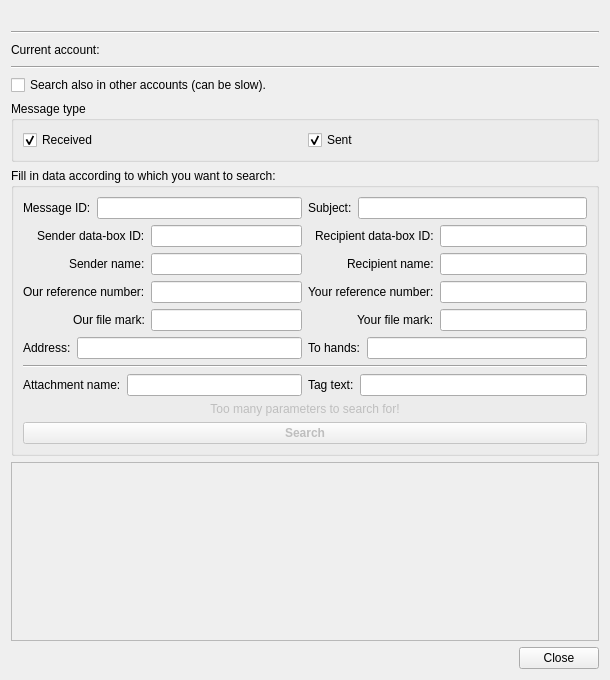
Qt form src/gui/ui/dlg_msg_search.ui (psakar/datovka) before a commit.
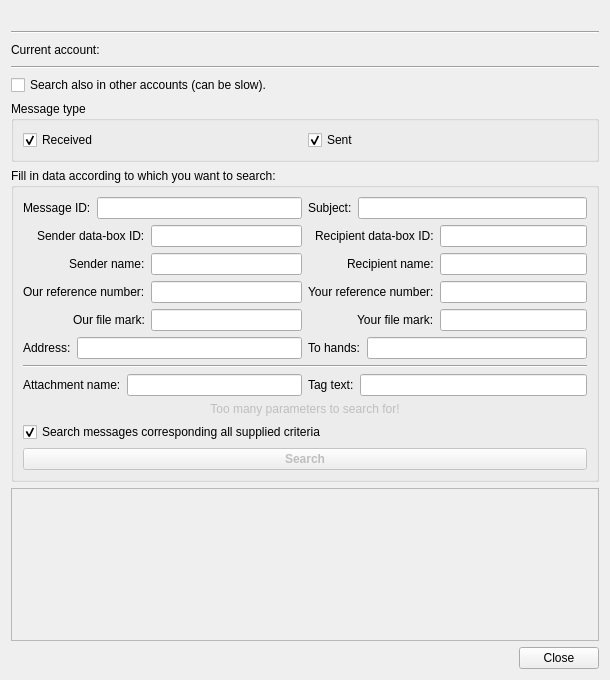
The same form after that commit. Icons and pictures are not drawn. Custom widgets are drawn as their Qt base class.

Commit message: Added checkobox: Search messages corresponding all supplied criteria

What changed in the file:
```diff
--- a/src/gui/ui/dlg_msg_search.ui
+++ b/src/gui/ui/dlg_msg_search.ui
@@ -357,6 +357,16 @@
         </property>
        </widget>
       </item>
+      <item>
+       <widget class="QCheckBox" name="andOrCheckBox">
+        <property name="text">
+         <string>Search messages corresponding all supplied criteria</string>
+        </property>
+        <property name="checked">
+         <bool>true</bool>
+        </property>
+       </widget>
+      </item>
       <item>
        <widget class="QPushButton" name="searchPushButton">
         <property name="enabled">
```
Left out of the diff: 1 changed line with no effect on the pictures. The commit also changes 5 other files.
